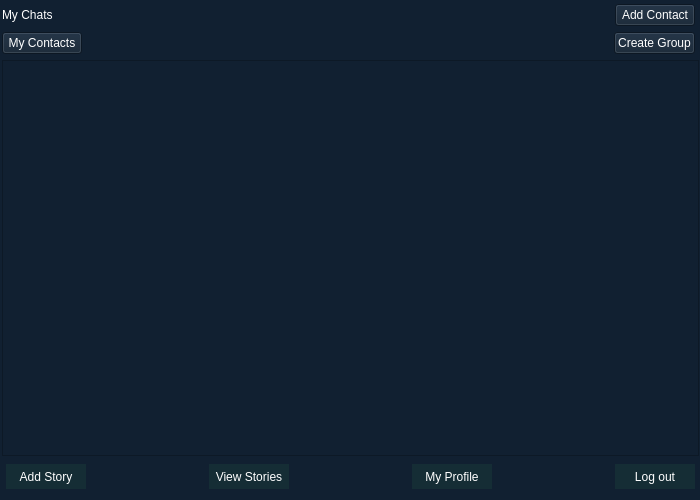
verina101/Chat-Application, file Chat-Application/Chats.ui: the form before one commit.
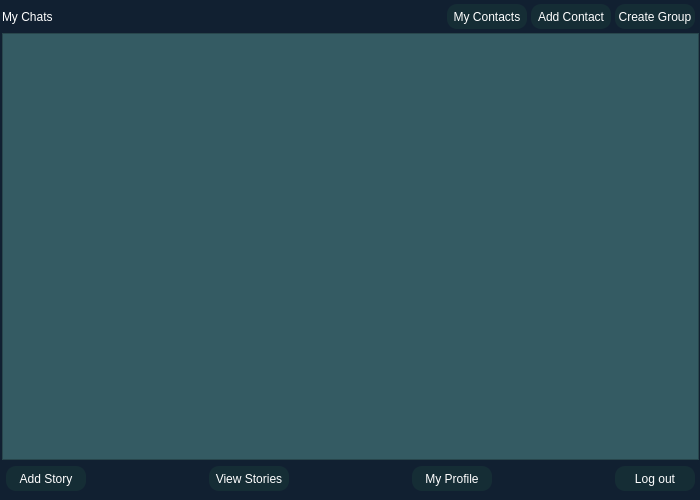
The form after the commit.

What changed in the file:
```diff
--- a/Chat-Application/Chats.ui
+++ b/Chat-Application/Chats.ui
@@ -14,8 +14,9 @@
    <string>Form</string>
   </property>
   <property name="styleSheet">
-   <string notr="true">background:rgb(54, 54, 54);
-color:white;</string>
+   <string notr="true">background:rgb(21, 45, 53);
+color:white;
+</string>
   </property>
   <widget class="QStackedWidget" name="stackedWidget">
    <property name="geometry">
@@ -43,6 +44,9 @@
       </rect>
      </property>
      <layout class="QVBoxLayout" name="verticalLayout">
+      <property name="spacing">
+       <number>4</number>
+      </property>
       <property name="leftMargin">
        <number>2</number>
       </property>
@@ -53,7 +57,7 @@
        <number>2</number>
       </property>
       <property name="bottomMargin">
-       <number>2</number>
+       <number>0</number>
       </property>
       <item>
        <layout class="QHBoxLayout" name="horizontalLayout">
@@ -84,47 +88,54 @@
          </spacer>
         </item>
         <item>
-         <widget class="QPushButton" name="pushButton_addContact">
-          <property name="text">
-           <string>Add Contact</string>
-          </property>
-         </widget>
-        </item>
-       </layout>
-      </item>
-      <item>
-       <layout class="QHBoxLayout" name="horizontalLayout_2">
-        <property name="spacing">
-         <number>6</number>
-        </property>
-        <property name="leftMargin">
-         <number>0</number>
-        </property>
-        <property name="rightMargin">
-         <number>4</number>
-        </property>
-        <item>
          <widget class="QPushButton" name="pushButton_createChat">
+          <property name="minimumSize">
+           <size>
+            <width>80</width>
+            <height>25</height>
+           </size>
+          </property>
+          <property name="styleSheet">
+           <string notr="true">background:rgb(21, 45, 53);
+border-radius:10px;
+</string>
+          </property>
           <property name="text">
            <string>My Contacts</string>
           </property>
          </widget>
         </item>
         <item>
-         <spacer name="horizontalSpacer_2">
-          <property name="orientation">
-           <enum>Qt::Horizontal</enum>
-          </property>
-          <property name="sizeHint" stdset="0">
+         <widget class="QPushButton" name="pushButton_addContact">
+          <property name="minimumSize">
            <size>
-            <width>40</width>
-            <height>20</height>
+            <width>80</width>
+            <height>25</height>
            </size>
           </property>
-         </spacer>
+          <property name="styleSheet">
+           <string notr="true">background:rgb(21, 45, 53);
+border-radius:10px;
+</string>
+          </property>
+          <property name="text">
+           <string>Add Contact</string>
+          </property>
+         </widget>
         </item>
         <item>
          <widget class="QPushButton" name="pushButton_createGroup">
+          <property name="minimumSize">
+           <size>
+            <width>80</width>
+            <height>25</height>
+           </size>
+          </property>
+          <property name="styleSheet">
+           <string notr="true">background:rgb(21, 45, 53);
+border-radius:10px;
+</string>
+          </property>
           <property name="text">
            <string>Create Group</string>
           </property>
@@ -135,7 +146,7 @@
       <item>
        <widget class="QListWidget" name="listWidget">
         <property name="styleSheet">
-         <string notr="true"/>
+         <string notr="true">background:rgb(52, 91, 99);</string>
         </property>
         <property name="horizontalScrollBarPolicy">
          <enum>Qt::ScrollBarAlwaysOff</enum>
@@ -172,7 +183,8 @@
           </property>
           <property name="styleSheet">
            <string notr="true">background:rgb(21, 45, 53);
-border-radius:15px;</string>
+border-radius:10px;
+</string>
           </property>
           <property name="text">
            <string>Add Story</string>
@@ -202,7 +214,8 @@
           </property>
           <property name="styleSheet">
            <string notr="true">background:rgb(21, 45, 53);
-border-radius:15px;</string>
+border-radius:10px;
+</string>
           </property>
           <property name="text">
            <string>View Stories</string>
@@ -232,7 +245,8 @@
           </property>
           <property name="styleSheet">
            <string notr="true">background:rgb(21, 45, 53);
-border-radius:15px;</string>
+border-radius:10px;
+</string>
           </property>
           <property name="text">
            <string>My Profile</string>
@@ -262,7 +276,8 @@
           </property>
           <property name="styleSheet">
            <string notr="true">background:rgb(21, 45, 53);
-border-radius:15px;</string>
+border-radius:10px;
+</string>
           </property>
           <property name="text">
            <string>Log out</string>
```
